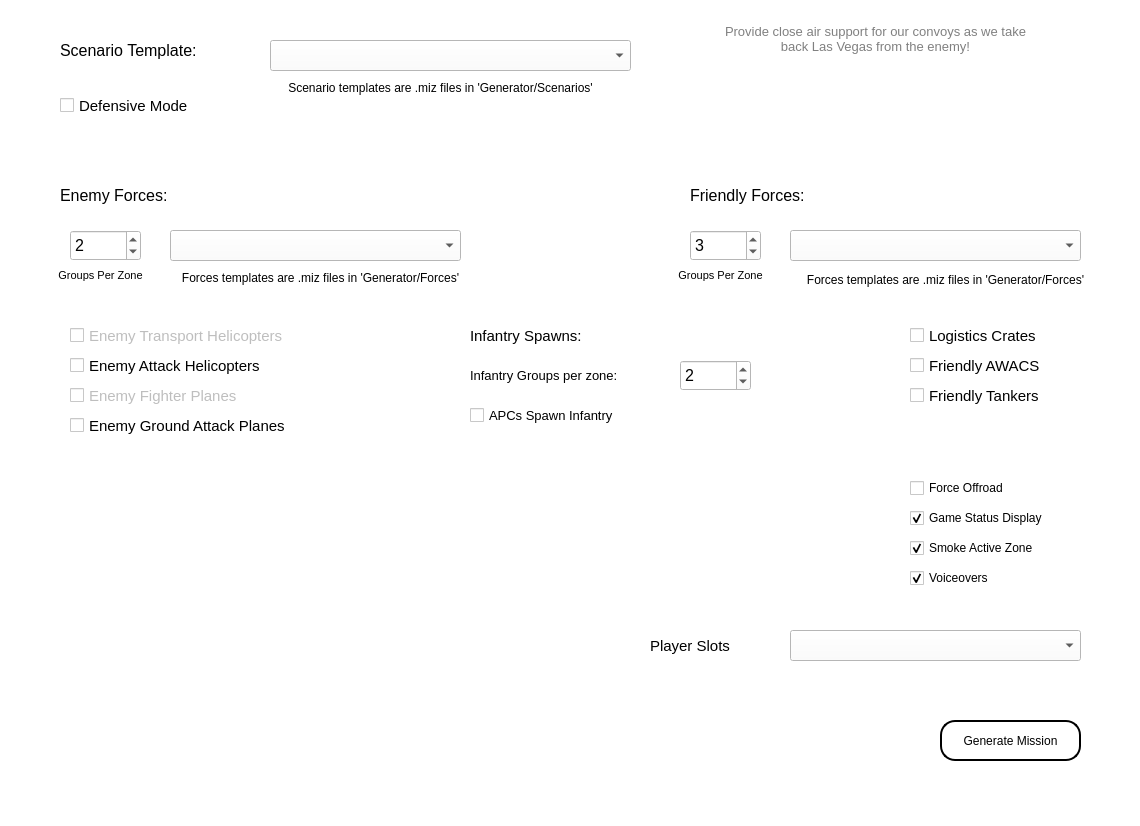
Old version of the form Generator/MissionGeneratorUI.ui in the repository spencershepard/RotorOps.
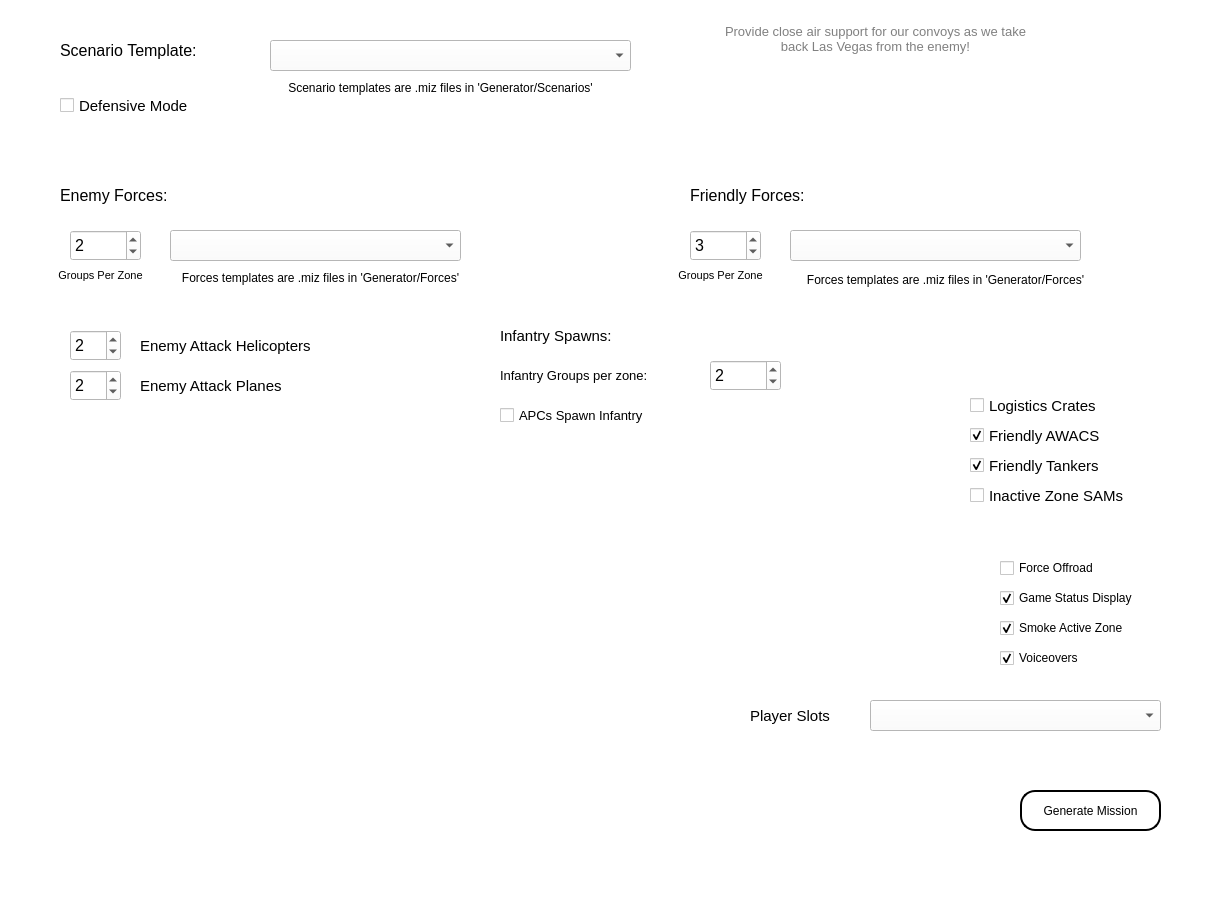
New version of the form. Icons and pictures are not drawn.

```diff
--- a/Generator/MissionGeneratorUI.ui
+++ b/Generator/MissionGeneratorUI.ui
@@ -6,8 +6,8 @@
    <rect>
     <x>0</x>
     <y>0</y>
-    <width>1140</width>
-    <height>826</height>
+    <width>1209</width>
+    <height>900</height>
    </rect>
   </property>
   <property name="font">
@@ -75,8 +75,8 @@
    <widget class="QPushButton" name="generateButton">
     <property name="geometry">
      <rect>
-      <x>940</x>
-      <y>720</y>
+      <x>1020</x>
+      <y>790</y>
       <width>141</width>
       <height>41</height>
      </rect>
@@ -183,8 +183,8 @@
    <widget class="QLabel" name="background_label">
     <property name="geometry">
      <rect>
-      <x>10</x>
-      <y>430</y>
+      <x>-30</x>
+      <y>490</y>
       <width>801</width>
       <height>371</height>
      </rect>
@@ -312,8 +312,8 @@
    <widget class="QCheckBox" name="game_status_checkBox">
     <property name="geometry">
      <rect>
-      <x>910</x>
-      <y>510</y>
+      <x>1000</x>
+      <y>590</y>
       <width>191</width>
       <height>16</height>
      </rect>
@@ -339,8 +339,8 @@
    <widget class="QCheckBox" name="voiceovers_checkBox">
     <property name="geometry">
      <rect>
-      <x>910</x>
-      <y>570</y>
+      <x>1000</x>
+      <y>650</y>
       <width>191</width>
       <height>16</height>
      </rect>
@@ -363,8 +363,8 @@
    <widget class="QCheckBox" name="logistics_crates_checkBox">
     <property name="geometry">
      <rect>
-      <x>910</x>
-      <y>320</y>
+      <x>970</x>
+      <y>390</y>
       <width>251</width>
       <height>31</height>
      </rect>
@@ -384,8 +384,8 @@
    <widget class="QCheckBox" name="awacs_checkBox">
     <property name="geometry">
      <rect>
-      <x>910</x>
-      <y>350</y>
+      <x>970</x>
+      <y>420</y>
       <width>251</width>
       <height>31</height>
      </rect>
@@ -401,12 +401,15 @@
     <property name="text">
      <string>Friendly AWACS</string>
     </property>
+    <property name="checked">
+     <bool>true</bool>
+    </property>
    </widget>
    <widget class="QCheckBox" name="tankers_checkBox">
     <property name="geometry">
      <rect>
-      <x>910</x>
-      <y>380</y>
+      <x>970</x>
+      <y>450</y>
       <width>251</width>
       <height>31</height>
      </rect>
@@ -419,11 +422,14 @@
     <property name="text">
      <string>Friendly Tankers</string>
     </property>
+    <property name="checked">
+     <bool>true</bool>
+    </property>
    </widget>
    <widget class="QCheckBox" name="apcs_spawn_checkBox">
     <property name="geometry">
      <rect>
-      <x>470</x>
+      <x>500</x>
       <y>400</y>
       <width>251</width>
       <height>31</height>
@@ -441,106 +447,10 @@
      <string>APCs Spawn Infantry</string>
     </property>
    </widget>
-   <widget class="QCheckBox" name="enemy_transport_checkBox">
-    <property name="enabled">
-     <bool>false</bool>
-    </property>
-    <property name="geometry">
-     <rect>
-      <x>70</x>
-      <y>320</y>
-      <width>251</width>
-      <height>31</height>
-     </rect>
-    </property>
-    <property name="font">
-     <font>
-      <pointsize>11</pointsize>
-     </font>
-    </property>
-    <property name="statusTip">
-     <string>Not yet implemented.</string>
-    </property>
-    <property name="text">
-     <string>Enemy Transport Helicopters</string>
-    </property>
-   </widget>
-   <widget class="QCheckBox" name="enemy_attack_helos_checkBox">
-    <property name="enabled">
-     <bool>true</bool>
-    </property>
-    <property name="geometry">
-     <rect>
-      <x>70</x>
-      <y>350</y>
-      <width>251</width>
-      <height>31</height>
-     </rect>
-    </property>
-    <property name="font">
-     <font>
-      <pointsize>11</pointsize>
-     </font>
-    </property>
-    <property name="statusTip">
-     <string>Not yet implemented.</string>
-    </property>
-    <property name="text">
-     <string>Enemy Attack Helicopters</string>
-    </property>
-   </widget>
-   <widget class="QCheckBox" name="enemy_fighters_checkBox">
-    <property name="enabled">
-     <bool>false</bool>
-    </property>
-    <property name="geometry">
-     <rect>
-      <x>70</x>
-      <y>380</y>
-      <width>251</width>
-      <height>31</height>
-     </rect>
-    </property>
-    <property name="font">
-     <font>
-      <pointsize>11</pointsize>
-     </font>
-    </property>
-    <property name="statusTip">
-     <string>Not yet implemented.</string>
-    </property>
-    <property name="text">
-     <string>Enemy Fighter Planes</string>
-    </property>
-   </widget>
-   <widget class="QCheckBox" name="enemy_attack_planes_checkBox">
-    <property name="enabled">
-     <bool>true</bool>
-    </property>
-    <property name="geometry">
-     <rect>
-      <x>70</x>
-      <y>410</y>
-      <width>251</width>
-      <height>31</height>
-     </rect>
-    </property>
-    <property name="font">
-     <font>
-      <pointsize>11</pointsize>
-     </font>
-    </property>
-    <property name="statusTip">
-     <string>Not yet implemented.</string>
-    </property>
-    <property name="text">
-     <string>Enemy Ground Attack Planes</string>
-    </property>
-   </widget>
    <widget class="QSpinBox" name="inf_spawn_spinBox">
     <property name="geometry">
      <rect>
-      <x>680</x>
+      <x>710</x>
       <y>360</y>
       <width>71</width>
       <height>31</height>
@@ -567,8 +477,8 @@
    <widget class="QCheckBox" name="smoke_checkBox">
     <property name="geometry">
      <rect>
-      <x>910</x>
-      <y>540</y>
+      <x>1000</x>
+      <y>620</y>
       <width>191</width>
       <height>16</height>
      </rect>
@@ -628,7 +538,7 @@
    <widget class="QLabel" name="label">
     <property name="geometry">
      <rect>
-      <x>470</x>
+      <x>500</x>
       <y>360</y>
       <width>191</width>
       <height>31</height>
@@ -646,8 +556,8 @@
    <widget class="QComboBox" name="slot_template_comboBox">
     <property name="geometry">
      <rect>
-      <x>790</x>
-      <y>630</y>
+      <x>870</x>
+      <y>700</y>
       <width>291</width>
       <height>31</height>
      </rect>
@@ -659,8 +569,8 @@
    <widget class="QLabel" name="label_2">
     <property name="geometry">
      <rect>
-      <x>650</x>
-      <y>630</y>
+      <x>750</x>
+      <y>700</y>
       <width>111</width>
       <height>31</height>
      </rect>
@@ -677,7 +587,7 @@
    <widget class="QLabel" name="scenario_label_6">
     <property name="geometry">
      <rect>
-      <x>470</x>
+      <x>500</x>
       <y>320</y>
       <width>141</width>
       <height>31</height>
@@ -695,8 +605,8 @@
    <widget class="QCheckBox" name="force_offroad_checkBox">
     <property name="geometry">
      <rect>
-      <x>910</x>
-      <y>480</y>
+      <x>1000</x>
+      <y>560</y>
       <width>191</width>
       <height>16</height>
      </rect>
@@ -737,6 +647,117 @@
      <string>Defensive Mode</string>
     </property>
    </widget>
+   <widget class="QSpinBox" name="e_attack_helos_spinBox">
+    <property name="geometry">
+     <rect>
+      <x>70</x>
+      <y>330</y>
+      <width>51</width>
+      <height>31</height>
+     </rect>
+    </property>
+    <property name="font">
+     <font>
+      <pointsize>12</pointsize>
+     </font>
+    </property>
+    <property name="statusTip">
+     <string>This value is multiplied by the number of spawn zones in the mission template.</string>
+    </property>
+    <property name="minimum">
+     <number>0</number>
+    </property>
+    <property name="maximum">
+     <number>50</number>
+    </property>
+    <property name="value">
+     <number>2</number>
+    </property>
+   </widget>
+   <widget class="QLabel" name="scenario_label_7">
+    <property name="geometry">
+     <rect>
+      <x>140</x>
+      <y>330</y>
+      <width>231</width>
+      <height>31</height>
+     </rect>
+    </property>
+    <property name="font">
+     <font>
+      <pointsize>11</pointsize>
+     </font>
+    </property>
+    <property name="text">
+     <string>Enemy Attack Helicopters</string>
+    </property>
+   </widget>
+   <widget class="QLabel" name="scenario_label_8">
+    <property name="geometry">
+     <rect>
+      <x>140</x>
+      <y>370</y>
+      <width>231</width>
+      <height>31</height>
+     </rect>
+    </property>
+    <property name="font">
+     <font>
+      <pointsize>11</pointsize>
+     </font>
+    </property>
+    <property name="text">
+     <string>Enemy Attack Planes</string>
+    </property>
+   </widget>
+   <widget class="QSpinBox" name="e_attack_planes_spinBox">
+    <property name="geometry">
+     <rect>
+      <x>70</x>
+      <y>370</y>
+      <width>51</width>
+      <height>31</height>
+     </rect>
+    </property>
+    <property name="font">
+     <font>
+      <pointsize>12</pointsize>
+     </font>
+    </property>
+    <property name="statusTip">
+     <string>This value is multiplied by the number of spawn zones in the mission template.</string>
+    </property>
+    <property name="minimum">
+     <number>0</number>
+    </property>
+    <property name="maximum">
+     <number>50</number>
+    </property>
+    <property name="value">
+     <number>2</number>
+    </property>
+   </widget>
+   <widget class="QCheckBox" name="zone_sams_checkBox">
+    <property name="geometry">
+     <rect>
+      <x>970</x>
+      <y>480</y>
+      <width>201</width>
+      <height>31</height>
+     </rect>
+    </property>
+    <property name="font">
+     <font>
+      <pointsize>11</pointsize>
+     </font>
+    </property>
+    <property name="statusTip">
+     <string>Inactive conflict zones will be protected by SAMs. When a zone is cleared, SAMs at next active zone will be destroyed by a large explosion at zone center. </string>
+    </property>
+    <property name="text">
+     <string>Inactive Zone SAMs</string>
+    </property>
+   </widget>
    <zorder>background_label</zorder>
    <zorder>scenario_comboBox</zorder>
    <zorder>scenario_label</zorder>
```
Left out of the diff: 11 changed lines with no effect on the pictures.
